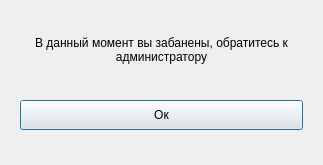
Old version of the form ui/BanDialog.ui in the repository lilKOZACHKA/CleaningApp.
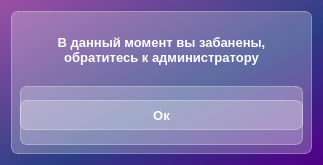
New version of the form.

What changed in the file:
```diff
--- a/ui/BanDialog.ui
+++ b/ui/BanDialog.ui
@@ -13,12 +13,29 @@
   <property name="windowTitle">
    <string>Забанен</string>
   </property>
+  <property name="styleSheet">
+   <string notr="true">background-color:qlineargradient(spread:pad, x1:1, y1:1, x2:0, y2:0, stop:0 rgba(81, 0, 135, 255), stop:0.427447 rgba(41, 61, 132, 235), stop:1 rgba(155, 79, 165, 255));
+
+</string>
+  </property>
   <layout class="QVBoxLayout" name="verticalLayout_2">
    <item>
     <widget class="QWidget" name="widget" native="true">
+     <property name="styleSheet">
+      <string notr="true">background-color: rgba(255, 255, 255, 60);
+border: 1px solid  rgba(255, 255, 255, 90);
+border-radius: 7px;</string>
+     </property>
      <layout class="QVBoxLayout" name="verticalLayout">
       <item>
        <widget class="QLabel" name="label">
+        <property name="styleSheet">
+         <string notr="true">color: white;
+font-weight: bold;
+font-size: 10pt;
+border: none;
+background: none;</string>
+        </property>
         <property name="text">
          <string>В данный момент вы забанены, обратитесь к администратору</string>
         </property>
@@ -35,6 +52,12 @@
       </item>
       <item>
        <widget class="QWidget" name="widget_2" native="true">
+        <property name="styleSheet">
+         <string notr="true">color: white;
+font-weight: bold;
+font-size: 10pt;
+border-radius: 7px;</string>
+        </property>
         <layout class="QHBoxLayout" name="horizontalLayout">
          <property name="spacing">
           <number>0</number>
@@ -59,6 +82,9 @@
              <height>30</height>
             </size>
            </property>
+           <property name="styleSheet">
+            <string notr="true"/>
+           </property>
            <property name="text">
             <string>Ок</string>
            </property>
```
